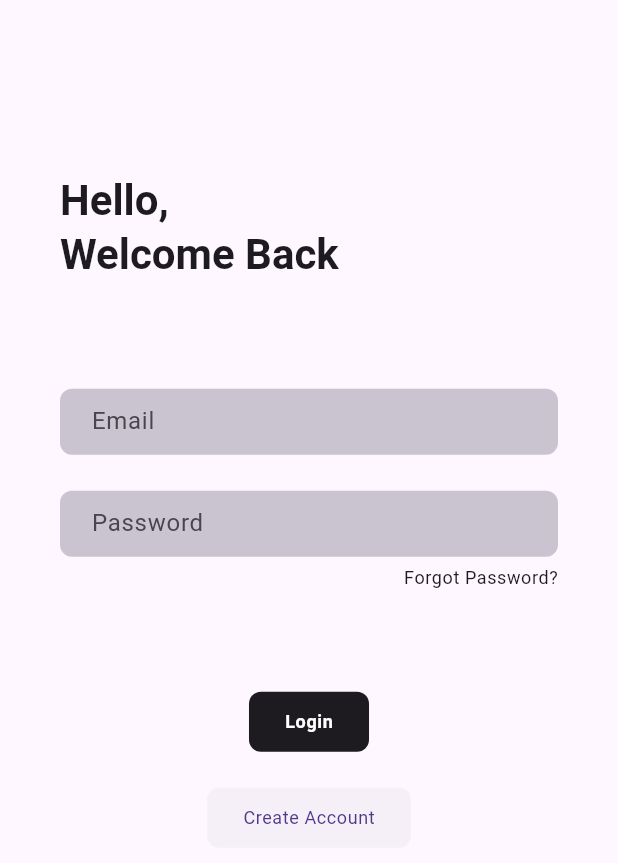
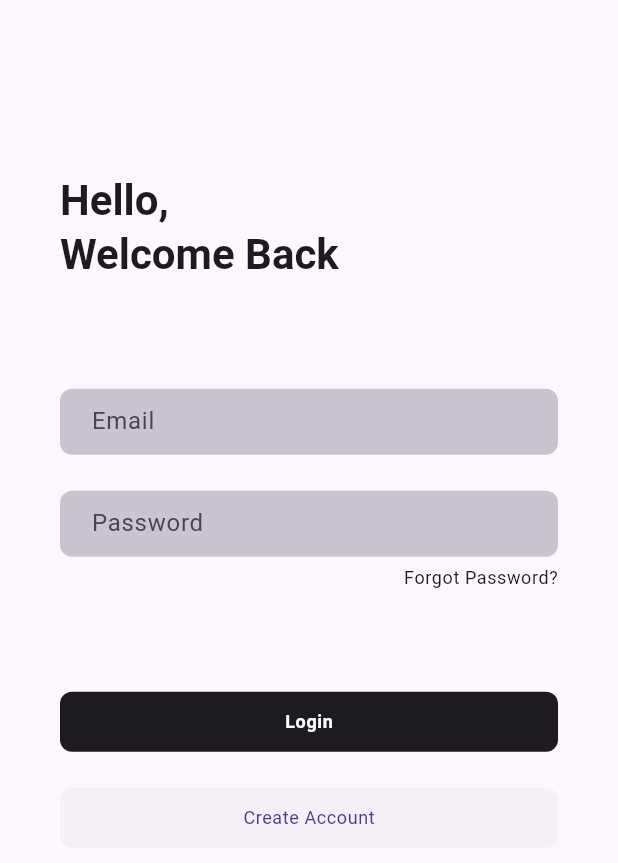
Before and after one commit to Mahender-Kumar/project_emp, a Flutter app: the screen it shows after launch, on a phone screen of 412 x 824 dp. Shown: the top 863 px of the screen. Run offline on Flutter 3.47's test engine with Material 3 defaults, Android fonts, the phone set to English and light mode, and no system bars; our stand-ins replace cloud_firestore, equatable, firebase_auth, firebase_core, flutter_bloc, go_router and 1 more; missing offline and left inert: flutter_adaptive_scaffold; accounts and stored records are empty; generated files the repository leaves out were written again.

Commit message:
refactor: update EmployeeTile dismiss behavior and enhance ExpandedBtn layout

```diff
--- a/lib/presentation/views/search/search.dart
+++ b/lib/presentation/views/search/search.dart
@@ -56,6 +56,7 @@ class SearchPage extends StatelessWidget {
                             return EmployeeTile(
                               employee: employee,
                               showTrailingIcon: false,
+                              isDismissible: false,
                             );
                           },
                         );
--- a/lib/presentation/widgets/employee_tile.dart
+++ b/lib/presentation/widgets/employee_tile.dart
@@ -39,7 +39,7 @@ class EmployeeTile extends StatelessWidget {
               isDismissible == false
                   ? DismissDirection.none
                   : employee.isCurrent
-                  ? DismissDirection.none
+                  ? DismissDirection.horizontal
                   : DismissDirection.endToStart, // Swipe from right to left
           secondaryBackground: Container(
             alignment: Alignment.centerRight,
--- a/lib/presentation/widgets/expanded_btn.dart
+++ b/lib/presentation/widgets/expanded_btn.dart
@@ -1,4 +1,7 @@
 import 'package:flutter/material.dart';
+
+
+
 
 class ExpandedBtn extends StatelessWidget {
   final Widget? child;
@@ -8,6 +11,12 @@ class ExpandedBtn extends StatelessWidget {
 
   @override
   Widget build(BuildContext context) {
-    return FilledButton(style: style, onPressed: onPressed, child: child);
+    return Row(
+      children: [
+        Expanded(
+          child: FilledButton(style: style, onPressed: onPressed, child: child),
+        ),
+      ],
+    );
   }
 }
```
